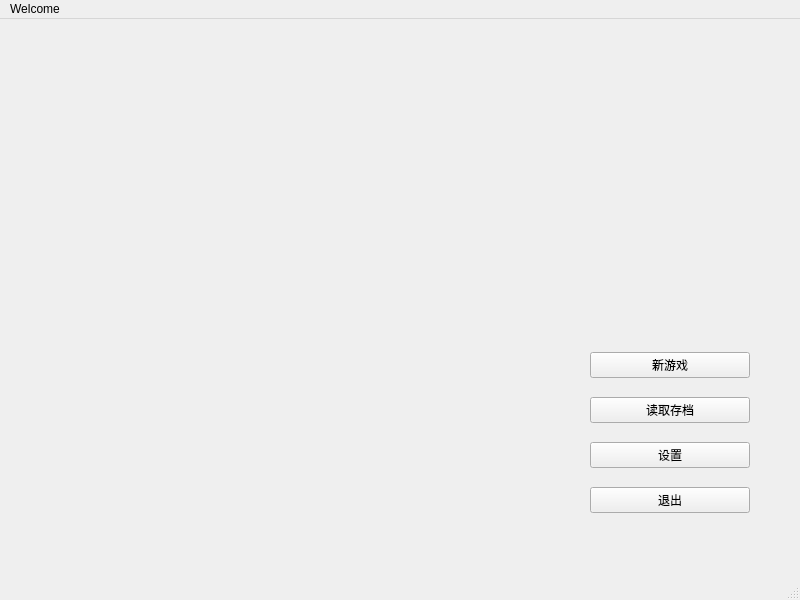
Qt form src/initwindow.ui (Kakusi-IO/WarChess) before a commit.
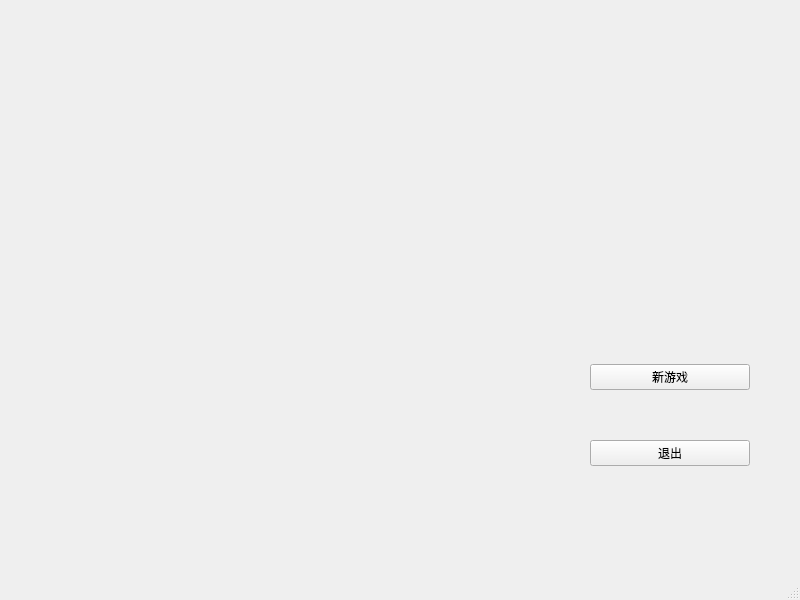
The same form after that commit.

Diff of the .ui file:
```diff
--- a/src/initwindow.ui
+++ b/src/initwindow.ui
@@ -31,20 +31,6 @@
        </property>
       </widget>
      </item>
-     <item>
-      <widget class="QPushButton" name="fileStartBtn">
-       <property name="text">
-        <string>读取存档</string>
-       </property>
-      </widget>
-     </item>
-     <item>
-      <widget class="QPushButton" name="settingsBtn">
-       <property name="text">
-        <string>设置</string>
-       </property>
-      </widget>
-     </item>
      <item>
       <widget class="QPushButton" name="exitBtn">
        <property name="text">
@@ -55,22 +41,6 @@
     </layout>
    </widget>
   </widget>
-  <widget class="QMenuBar" name="menubar">
-   <property name="geometry">
-    <rect>
-     <x>0</x>
-     <y>0</y>
-     <width>800</width>
-     <height>22</height>
-    </rect>
-   </property>
-   <widget class="QMenu" name="menuWelcome">
-    <property name="title">
-     <string>Welcome</string>
-    </property>
-   </widget>
-   <addaction name="menuWelcome"/>
-  </widget>
   <widget class="QStatusBar" name="statusbar"/>
  </widget>
  <resources/>
```
Left out of the diff: 16 changed lines with no effect on the pictures.
